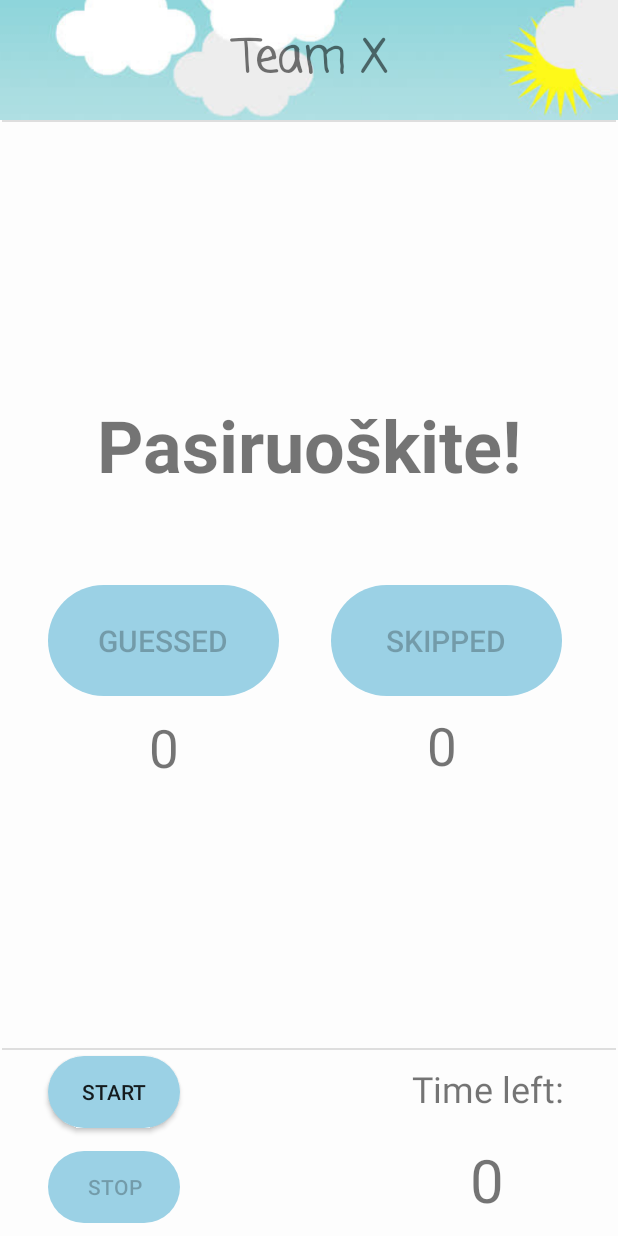
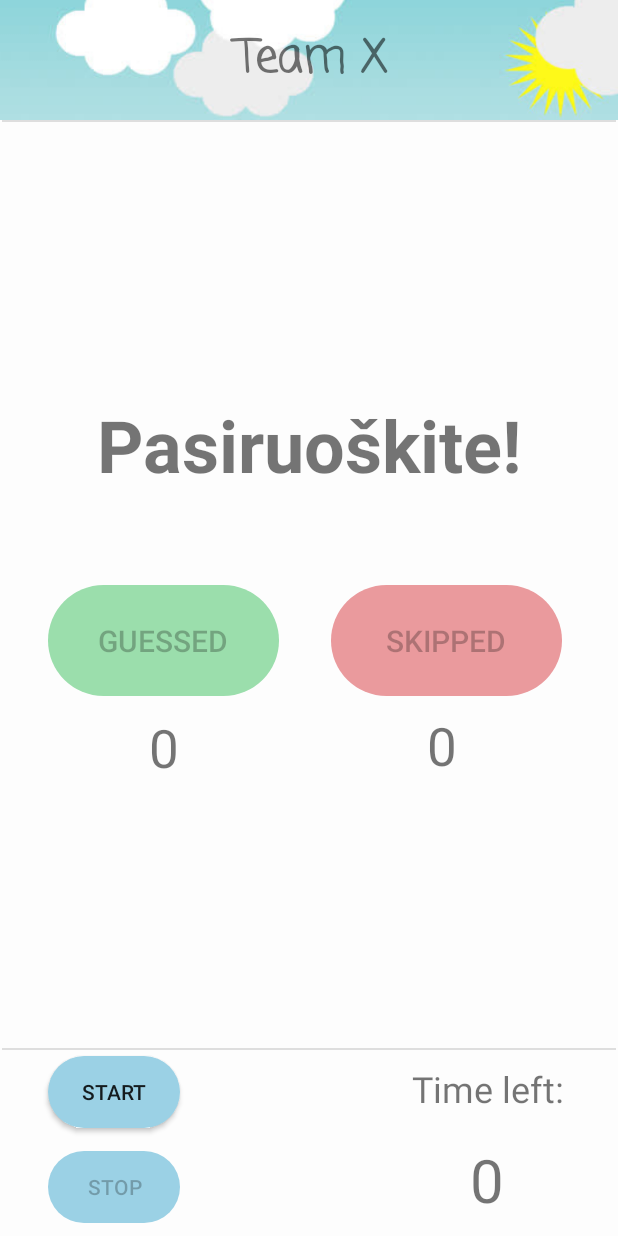
Before and after one commit to Bebrucha/Alias, an Android app: the Playing_Phase_6 screen opened directly, with no data from a screen before it, on a phone screen of 412 x 824 dp. Run offline under Robolectric (Android 15) with nearby library versions, the phone set to English and light mode, and no system bars; 3 statements that could not run were skipped.

Commit message:
guessed, skipped mygtuku spalvos

```diff
--- /dev/null
+++ b/app/src/main/res/drawable/guessed.xml
@@ -0,0 +1,7 @@
+<?xml version="1.0" encoding="utf-8"?>
+<shape xmlns:android="http://schemas.android.com/apk/res/android"
+    android:shape="rectangle" android:padding="10dp">
+    <!-- you can use any color you want I used here gray color-->
+    <solid android:color="#9BDEAC"/>
+    <corners android:radius="100dp"/>
+</shape>
--- /dev/null
+++ b/app/src/main/res/drawable/skipped.xml
@@ -0,0 +1,7 @@
+<?xml version="1.0" encoding="utf-8"?>
+<shape xmlns:android="http://schemas.android.com/apk/res/android"
+    android:shape="rectangle" android:padding="10dp">
+    <!-- you can use any color you want I used here gray color-->
+    <solid android:color="#EA9A9D"/>
+    <corners android:radius="100dp"/>
+</shape>
--- a/app/src/main/res/layout/activity_playing_phase_6.xml
+++ b/app/src/main/res/layout/activity_playing_phase_6.xml
@@ -100,7 +100,7 @@
         android:text="@string/guessed"
         android:textAlignment="center"
         android:textSize="20sp"
-        android:background="@drawable/playing_phase_button"
+        android:background="@drawable/guessed"
         app:layout_constraintBottom_toBottomOf="parent"
         app:layout_constraintStart_toStartOf="parent"
         app:layout_constraintTop_toTopOf="parent"
@@ -116,7 +116,7 @@
         android:text="@string/skipped"
         android:textAlignment="center"
         android:textSize="20sp"
-        android:background="@drawable/playing_phase_button"
+        android:background="@drawable/skipped"
         app:layout_constraintBottom_toBottomOf="parent"
         app:layout_constraintEnd_toEndOf="parent"
         app:layout_constraintHorizontal_bias="0.478"
```
